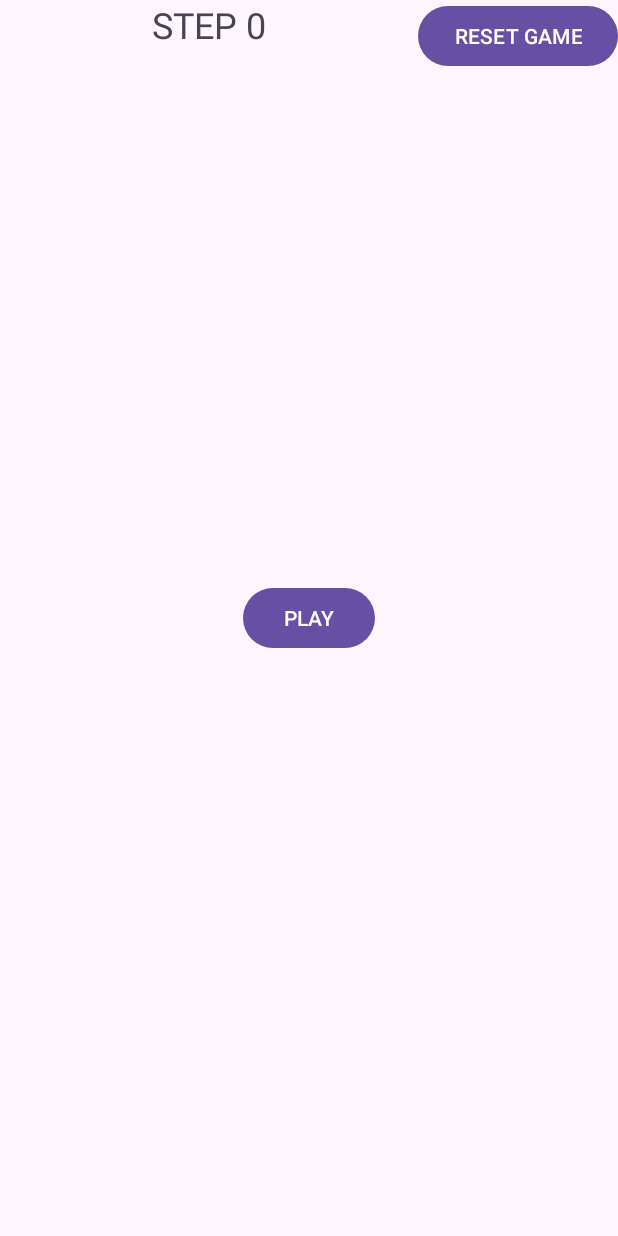
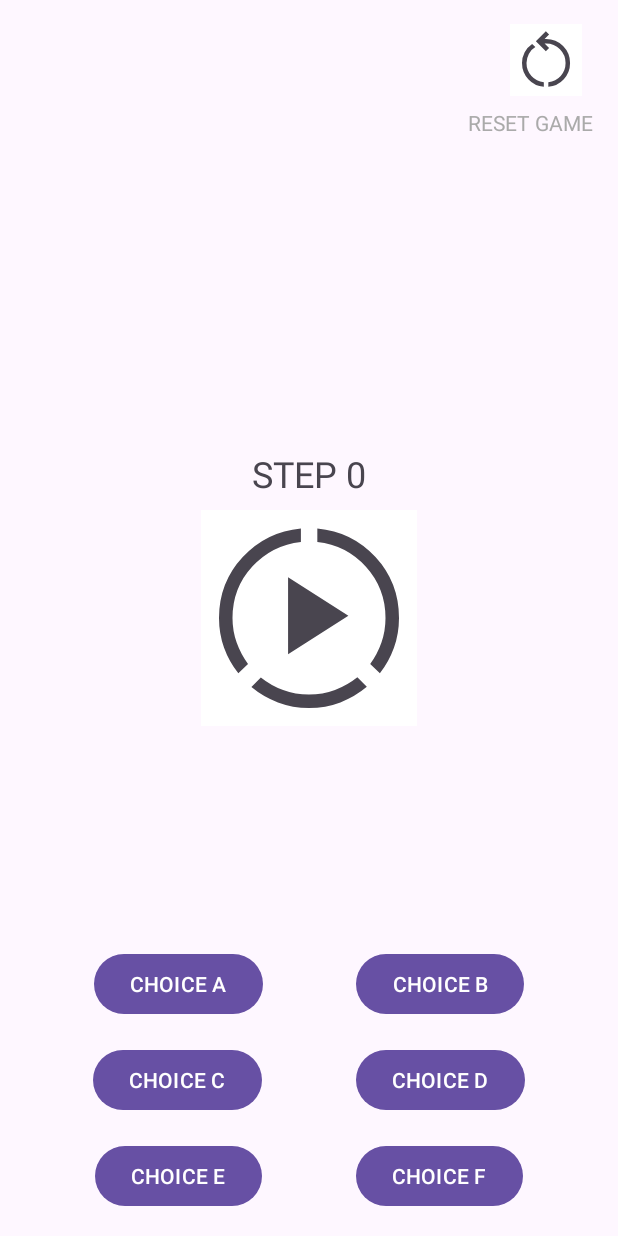
Before and after one commit to egornemov/polyglot-game, an Android app: the layout fragment_quiz_card.xml on its own in the app's theme, with its tools: preview values and no code run, on a phone screen of 412 x 824 dp. Run offline under Robolectric (Android 15) with nearby library versions, the phone set to English and light mode, and no system bars.

Commit message:
Update layout; fix replay

```diff
--- a/app/build.gradle.kts
+++ b/app/build.gradle.kts
@@ -14,20 +14,21 @@ android {
         minSdk = 19
         targetSdk = 33
         versionCode = 1
-        versionName = "0.1.0-${System.getenv()["VERSION_SHA"]}"
+        versionName = "0.1.0"
 
         testInstrumentationRunner = "androidx.test.runner.AndroidJUnitRunner"
     }
 
     buildTypes {
         release {
-            isMinifyEnabled = false
+            isMinifyEnabled = true
             proguardFiles(
                 getDefaultProguardFile("proguard-android-optimize.txt"),
                 "proguard-rules.pro"
             )
         }
         debug {
+            isMinifyEnabled = true
             applicationIdSuffix = ".debug"
         }
     }
--- a/app/src/main/AndroidManifest.xml
+++ b/app/src/main/AndroidManifest.xml
@@ -17,7 +17,7 @@
         tools:targetApi="31">
         <activity
             android:name=".MainActivity"
-            android:screenOrientation="fullSensor"
+            android:screenOrientation="portrait"
             android:exported="true">
             <intent-filter>
                 <action android:name="android.intent.action.MAIN" />
--- a/app/src/main/java/com/egornemov/polyglotgame/view/ScoreCardFragment.kt
+++ b/app/src/main/java/com/egornemov/polyglotgame/view/ScoreCardFragment.kt
@@ -6,6 +6,7 @@ import android.view.LayoutInflater
 import android.view.View
 import android.view.ViewGroup
 import android.widget.Button
+import android.widget.ImageButton
 import android.widget.TextView
 import android.widget.Toast
 import androidx.fragment.app.Fragment
@@ -26,8 +27,8 @@ class ScoreCardFragment : Fragment() {
         val view = inflater.inflate(R.layout.fragment_score_card, container, false)
 
         val tvScore = view.findViewById<TextView>(R.id.tv_score)
-        val btnRestart = view.findViewById<Button>(R.id.btn_restart)
-        val btnShareResults = view.findViewById<Button>(R.id.btn_share_results)
+        val btnRestart = view.findViewById<ImageButton>(R.id.btn_restart)
+        val btnShareResults = view.findViewById<ImageButton>(R.id.btn_share_results)
 
         val normalizedScore = fullScore.filter { target[it.key] == it.value }
         val langScore = normalizedScore.keys.size
--- /dev/null
+++ b/app/src/main/res/drawable/restart_alt_48px.xml
@@ -0,0 +1,11 @@
+<?xml version="1.0" encoding="utf-8"?>
+<vector xmlns:android="http://schemas.android.com/apk/res/android"
+    android:width="48dp"
+    android:height="48dp"
+    android:viewportWidth="960"
+    android:viewportHeight="960"
+    android:tint="?attr/colorControlNormal">
+  <path
+      android:fillColor="@android:color/white"
+      android:pathData="M451,838Q328,828 244,737Q160,646 160,521Q160,444 195.5,376Q231,308 295,265L338,308Q282,341 251,398.5Q220,456 220,521Q220,621 286,694Q352,767 451,778L451,838ZM511,838L511,778Q611,766 676,693.5Q741,621 741,521Q741,412 665.5,336.5Q590,261 481,261L461,261L521,321L478,364L345,231L478,98L521,141L461,201L481,201Q615,201 708,294.5Q801,388 801,521Q801,646 717.5,737Q634,828 511,838Z"/>
+</vector>
--- /dev/null
+++ b/app/src/main/res/drawable/sound_sampler_48px.xml
@@ -0,0 +1,11 @@
+<?xml version="1.0" encoding="utf-8"?>
+<vector xmlns:android="http://schemas.android.com/apk/res/android"
+    android:width="48dp"
+    android:height="48dp"
+    android:viewportWidth="960"
+    android:viewportHeight="960"
+    android:tint="?attr/colorControlNormal">
+  <path
+      android:fillColor="@android:color/white"
+      android:pathData="M166,726Q125,675 102.5,612.5Q80,550 80,480Q80,322 185.5,209Q291,96 444,82L444,142Q316,156 228,251.5Q140,347 140,480Q140,537 158.5,589Q177,641 209,684L166,726ZM480,880Q407,880 342,855.5Q277,831 224,787L266,744Q311,780 365,800Q419,820 480,820Q541,820 595.5,799.5Q650,779 695,743L737,786Q685,830 619.5,855Q554,880 480,880ZM795,726L752,684Q784,641 802,589Q820,537 820,480Q820,348 733,252Q646,156 517,142L517,82Q671,96 775.5,209Q880,322 880,480Q880,550 857.5,612.5Q835,675 795,726ZM387,641L387,299L655,470L387,641Z"/>
+</vector>
--- a/app/src/main/res/layout/fragment_quiz_card.xml
+++ b/app/src/main/res/layout/fragment_quiz_card.xml
@@ -1,39 +1,66 @@
 <?xml version="1.0" encoding="utf-8"?>
 <androidx.constraintlayout.widget.ConstraintLayout xmlns:android="http://schemas.android.com/apk/res/android"
     xmlns:app="http://schemas.android.com/apk/res-auto"
+    xmlns:tools="http://schemas.android.com/tools"
     android:layout_width="match_parent"
     android:layout_height="match_parent"
-    android:orientation="vertical">
+    android:orientation="vertical"
+    android:layout_margin="8dp">
 
-    <Button
+    <ImageButton
         android:id="@+id/btn_restart"
         android:layout_width="wrap_content"
         android:layout_height="wrap_content"
         android:layout_gravity="center_vertical"
         app:layout_constraintTop_toTopOf="parent"
+        app:layout_constraintEnd_toEndOf="@+id/tv_restart"
+        android:layout_margin="8dp"
+        android:src="@drawable/restart_alt_48px"
+        android:background="@color/white"/>
+
+    <TextView
+        android:id="@+id/tv_restart"
+        android:text="RESET GAME"
+        android:layout_width="wrap_content"
+        android:layout_height="wrap_content"
+        android:layout_margin="8dp"
+        android:textColor="@android:color/darker_gray"
         app:layout_constraintEnd_toEndOf="parent"
-        android:text="RESET GAME"/>
+        app:layout_constraintTop_toBottomOf="@+id/btn_restart"/>
 
     <TextView
         android:id="@+id/tv_card_description"
-        android:layout_width="wrap_content"
+        android:layout_width="match_parent"
         android:layout_height="wrap_content"
-        app:layout_constraintTop_toTopOf="parent"
+        app:layout_constraintBottom_toTopOf="@+id/btn_play"
         app:layout_constraintStart_toStartOf="parent"
-        app:layout_constraintEnd_toStartOf="@+id/btn_restart"
+        app:layout_constraintEnd_toEndOf="parent"
+        android:textAlignment="center"
+        android:layout_margin="8dp"
         android:textSize="24sp"
         android:text="STEP 0"/>
 
-    <Button
+    <ImageButton
         android:id="@+id/btn_play"
-        android:layout_width="wrap_content"
-        android:layout_height="wrap_content"
+        android:layout_width="144dp"
+        android:layout_height="144dp"
+        android:scaleType="fitXY"
         android:layout_gravity="center_vertical"
         app:layout_constraintTop_toTopOf="parent"
         app:layout_constraintBottom_toBottomOf="parent"
         app:layout_constraintStart_toStartOf="parent"
         app:layout_constraintEnd_toEndOf="parent"
-        android:text="PLAY"/>
+        android:src="@drawable/sound_sampler_48px"
+        android:background="@color/white"/>
+
+    <TextView
+        android:id="@+id/tv_play"
+        app:layout_constraintStart_toStartOf="@+id/btn_play"
+        app:layout_constraintEnd_toEndOf="@+id/btn_play"
+        app:layout_constraintTop_toBottomOf="@+id/btn_play"
+        android:visibility="gone"
+        android:layout_width="wrap_content"
+        android:layout_height="wrap_content"/>
 
     <Button
         android:id="@+id/btn_choice_a"
@@ -43,6 +70,10 @@
         android:visibility="gone"
         app:layout_constraintBottom_toTopOf="@+id/btn_choice_c"
         app:layout_constraintStart_toStartOf="parent"
+        app:layout_constraintEnd_toStartOf="@+id/btn_choice_b"
+        tools:visibility="visible"
+        android:layout_marginHorizontal="8dp"
+        android:layout_marginVertical="16dp"
         android:text="CHOICE A"/>
 
     <Button
@@ -53,6 +84,10 @@
         android:visibility="gone"
         app:layout_constraintBottom_toTopOf="@+id/btn_choice_c"
         app:layout_constraintStart_toEndOf="@+id/btn_choice_a"
+        app:layout_constraintEnd_toEndOf="parent"
+        tools:visibility="visible"
+        android:layout_marginHorizontal="8dp"
+        android:layout_marginVertical="16dp"
         android:text="CHOICE B"/>
 
     <Button
@@ -61,8 +96,12 @@
         android:layout_height="wrap_content"
         android:layout_gravity="center_vertical"
         android:visibility="gone"
+        tools:visibility="visible"
         app:layout_constraintBottom_toTopOf="@+id/btn_choice_e"
         app:layout_constraintStart_toStartOf="parent"
+        app:layout_constraintEnd_toStartOf="@+id/btn_choice_d"
+        android:layout_marginHorizontal="8dp"
+        android:layout_marginVertical="16dp"
         android:text="CHOICE C"/>
 
     <Button
@@ -72,7 +111,11 @@
         android:layout_gravity="center_vertical"
         app:layout_constraintBottom_toTopOf="@+id/btn_choice_e"
         app:layout_constraintStart_toEndOf="@+id/btn_choice_c"
+        app:layout_constraintEnd_toEndOf="parent"
         android:visibility="gone"
+        tools:visibility="visible"
+        android:layout_marginHorizontal="8dp"
+        android:layout_marginVertical="16dp"
         android:text="CHOICE D"/>
 
 
@@ -83,7 +126,12 @@
         android:layout_gravity="center_vertical"
         app:layout_constraintBottom_toBottomOf="parent"
         app:layout_constraintStart_toStartOf="parent"
+        app:layout_constraintEnd_toStartOf="@+id/btn_choice_f"
         android:visibility="gone"
+        tools:visibility="visible"
+        android:layout_marginHorizontal="8dp"
+        android:layout_marginTop="16dp"
+        android:layout_marginBottom="8dp"
         android:text="CHOICE E"/>
 
     <Button
@@ -93,7 +141,12 @@
         android:layout_gravity="center_vertical"
         app:layout_constraintBottom_toBottomOf="parent"
         app:layout_constraintStart_toEndOf="@+id/btn_choice_e"
+        app:layout_constraintEnd_toEndOf="parent"
         android:visibility="gone"
+        tools:visibility="visible"
+        android:layout_marginHorizontal="8dp"
+        android:layout_marginTop="16dp"
+        android:layout_marginBottom="8dp"
         android:text="CHOICE F"/>
 
     <ProgressBar
--- a/app/src/main/res/mipmap-anydpi-v26/ic_launcher.xml
+++ b/app/src/main/res/mipmap-anydpi-v26/ic_launcher.xml
@@ -1,6 +1,6 @@
 <?xml version="1.0" encoding="utf-8"?>
 <adaptive-icon xmlns:android="http://schemas.android.com/apk/res/android">
     <background android:drawable="@drawable/ic_launcher_background" />
-    <foreground android:drawable="@drawable/ic_launcher_foreground" />
-    <monochrome android:drawable="@drawable/ic_launcher_foreground" />
+    <foreground android:drawable="@drawable/interpreter_mode_48px" />
+    <monochrome android:drawable="@drawable/interpreter_mode_48px" />
 </adaptive-icon>
--- a/app/src/main/res/mipmap-anydpi-v26/ic_launcher_round.xml
+++ b/app/src/main/res/mipmap-anydpi-v26/ic_launcher_round.xml
@@ -1,6 +1,6 @@
 <?xml version="1.0" encoding="utf-8"?>
 <adaptive-icon xmlns:android="http://schemas.android.com/apk/res/android">
     <background android:drawable="@drawable/ic_launcher_background" />
-    <foreground android:drawable="@drawable/ic_launcher_foreground" />
-    <monochrome android:drawable="@drawable/ic_launcher_foreground" />
+    <foreground android:drawable="@drawable/interpreter_mode_48px" />
+    <monochrome android:drawable="@drawable/interpreter_mode_48px" />
 </adaptive-icon>
```
Also changed, not shown: app/src/main/java/com/egornemov/polyglotgame/view/QuizCardFragment.kt (+23 -13 lines), app/src/main/res/drawable-v24/interpreter_mode_48px.xml (added, +10 -0 lines), app/src/main/res/drawable/share_48px.xml (added, +11 -0 lines), app/src/main/res/layout/fragment_score_card.xml (+30 -4 lines), 1 other file.
